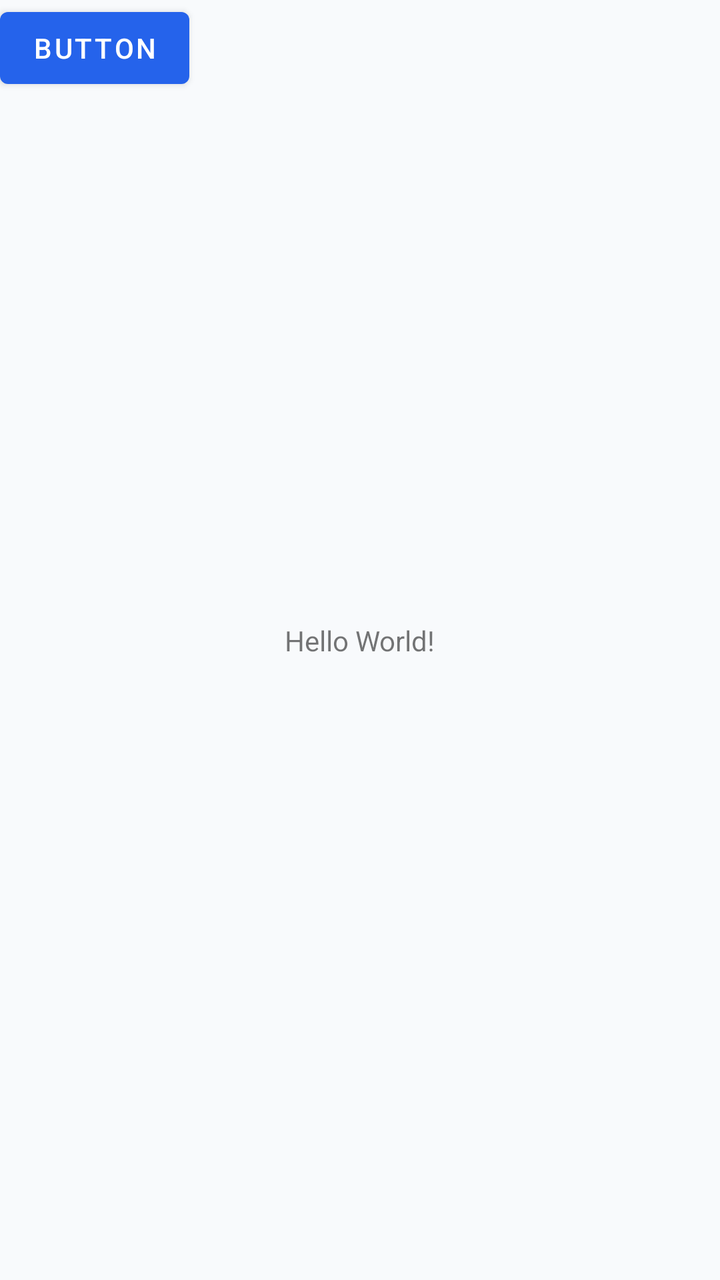
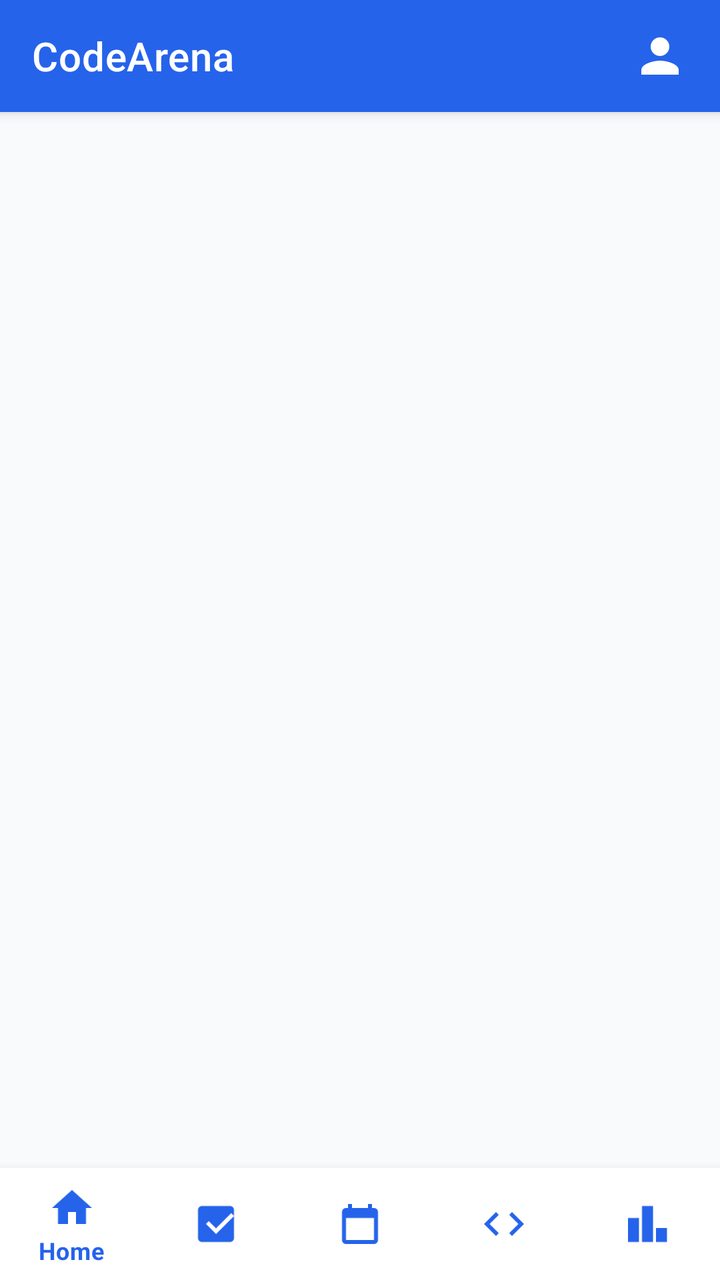

Two renders of the same Android screen: before a commit and after it. Below are the layout's source before the change and the commit's diff.
<!-- AndroidManifest.xml: application theme Theme.CodeArena -->
<!-- res/layout/activity_main.xml -->
<?xml version="1.0" encoding="utf-8"?>
<androidx.constraintlayout.widget.ConstraintLayout xmlns:android="http://schemas.android.com/apk/res/android"
    xmlns:app="http://schemas.android.com/apk/res-auto"
    xmlns:tools="http://schemas.android.com/tools"
    android:layout_width="match_parent"
    android:layout_height="match_parent"
    tools:context=".MainActivity">

    <TextView
        android:layout_width="wrap_content"
        android:layout_height="wrap_content"
        android:text="Hello World!"
        app:layout_constraintBottom_toBottomOf="parent"
        app:layout_constraintEnd_toEndOf="parent"
        app:layout_constraintStart_toStartOf="parent"
        app:layout_constraintTop_toTopOf="parent" />

    <Button
        android:id="@+id/button"
        android:layout_width="wrap_content"
        android:layout_height="wrap_content"
        android:text="Button"
        tools:layout_editor_absoluteX="134dp"
        tools:layout_editor_absoluteY="442dp" />

</androidx.constraintlayout.widget.ConstraintLayout>
<!-- resources referenced by this layout -->
<resources>
  <style name="Theme.CodeArena" parent="Theme.MaterialComponents.DayNight.NoActionBar">
          
          <item name="colorPrimary">@color/primary_blue</item>
          <item name="colorPrimaryVariant">@color/primary_blue_variant</item>
          <item name="colorOnPrimary">@color/white</item>
          
          <item name="colorSecondary">@color/secondary</item>
          <item name="colorSecondaryVariant">@color/secondary_variant</item>
          <item name="colorOnSecondary">@color/white</item>
          
          <item name="android:statusBarColor">@color/surface_light</item>
          <item name="android:windowLightStatusBar" tools:targetApi="m">true</item>
          <item name="android:windowBackground">@color/background_light</item>
          <item name="android:textColorPrimary">@color/text_primary_light</item>
          <item name="android:textColorSecondary">@color/text_secondary_light</item>
          <item name="cardBackgroundColor">@color/surface_light</item>
      </style>
  <color name="primary_blue">#2563EB</color>
  <color name="primary_blue_variant">#1D4ED8</color>
  <color name="white">#FFFFFF</color>
  <color name="secondary">#10B981</color>
  <color name="secondary_variant">#059669</color>
  <color name="surface_light">#FFFFFF</color>
  <color name="background_light">#F8FAFC</color>
  <color name="text_primary_light">#0F172A</color>
  <color name="text_secondary_light">#64748B</color>
</resources>

<!-- the commit's change to res/layout/activity_main.xml (unified diff, before → after) -->
@@ -1,26 +1,52 @@
 <?xml version="1.0" encoding="utf-8"?>
-<androidx.constraintlayout.widget.ConstraintLayout xmlns:android="http://schemas.android.com/apk/res/android"
+<androidx.coordinatorlayout.widget.CoordinatorLayout xmlns:android="http://schemas.android.com/apk/res/android"
     xmlns:app="http://schemas.android.com/apk/res-auto"
     xmlns:tools="http://schemas.android.com/tools"
     android:layout_width="match_parent"
-    android:layout_height="match_parent"
-    tools:context=".MainActivity">
+    android:layout_height="match_parent">
 
-    <TextView
-        android:layout_width="wrap_content"
+    <com.google.android.material.appbar.AppBarLayout
+        android:layout_width="match_parent"
+        android:layout_height="wrap_content">
+
+        <com.google.android.material.appbar.MaterialToolbar
+            android:id="@+id/mainToolbar"
+            android:layout_width="match_parent"
+            android:layout_height="?attr/actionBarSize"
+            android:background="?attr/colorPrimary"
+            app:title="@string/app_name"
+            app:titleTextColor="@color/white">
+
+            <ImageView
+                android:id="@+id/btnToolbarProfile"
+                android:layout_width="28dp"
+                android:layout_height="28dp"
+                android:layout_gravity="end"
+                android:layout_marginEnd="16dp"
+                android:contentDescription="@string/title_profile"
+                android:src="@drawable/ic_profile"
+                app:tint="@color/white" />
+
+        </com.google.android.material.appbar.MaterialToolbar>
+
+    </com.google.android.material.appbar.AppBarLayout>
+
+    <FrameLayout
+        android:id="@+id/fragmentContainer"
+        android:layout_width="match_parent"
+        android:layout_height="match_parent"
+        android:layout_marginBottom="56dp"
+        app:layout_behavior="@string/appbar_scrolling_view_behavior" />
+
+    <com.google.android.material.bottomnavigation.BottomNavigationView
+        android:id="@+id/bottomNav"
+        android:layout_width="match_parent"
         android:layout_height="wrap_content"
-        android:text="Hello World!"
-        app:layout_constraintBottom_toBottomOf="parent"
-        app:layout_constraintEnd_toEndOf="parent"
-        app:layout_constraintStart_toStartOf="parent"
-        app:layout_constraintTop_toTopOf="parent" />
+        android:layout_gravity="bottom"
+        android:background="?attr/colorSurface"
+        app:elevation="8dp"
+        app:itemIconTint="@color/primary_blue"
+        app:itemTextColor="@color/primary_blue"
+        app:menu="@menu/bottom_nav_menu" />
 
-    <Button
-        android:id="@+id/button"
-        android:layout_width="wrap_content"
-        android:layout_height="wrap_content"
-        android:text="Button"
-        tools:layout_editor_absoluteX="134dp"
-        tools:layout_editor_absoluteY="442dp" />
-
-</androidx.constraintlayout.widget.ConstraintLayout>
+</androidx.coordinatorlayout.widget.CoordinatorLayout>
<!-- resource entries referenced after the edit -->
@@ -20,6 +20,18 @@
   <color name="primary_blue">#2563EB</color>
   <color name="primary_blue_variant">#1D4ED8</color>
   <color name="white">#FFFFFF</color>
+  <!-- drawable ic_profile (drawable) -->
+  <vector xmlns:android="http://schemas.android.com/apk/res/android"
+      android:width="24dp"
+      android:height="24dp"
+      android:viewportWidth="24"
+      android:viewportHeight="24">
+      <path
+          android:fillColor="#FF000000"
+          android:pathData="M12,12c2.21,0 4,-1.79 4,-4s-1.79,-4 -4,-4 -4,1.79 -4,4 1.79,4 4,4zm0,2c-2.67,0 -8,1.34 -8,4v2h16v-2c0,-2.66 -5.33,-4 -8,-4z" />
+  </vector>
+  <string name="app_name">CodeArena</string>
+  <string name="title_profile">Profile</string>
   <color name="secondary">#10B981</color>
   <color name="secondary_variant">#059669</color>
   <color name="surface_light">#FFFFFF</color>
